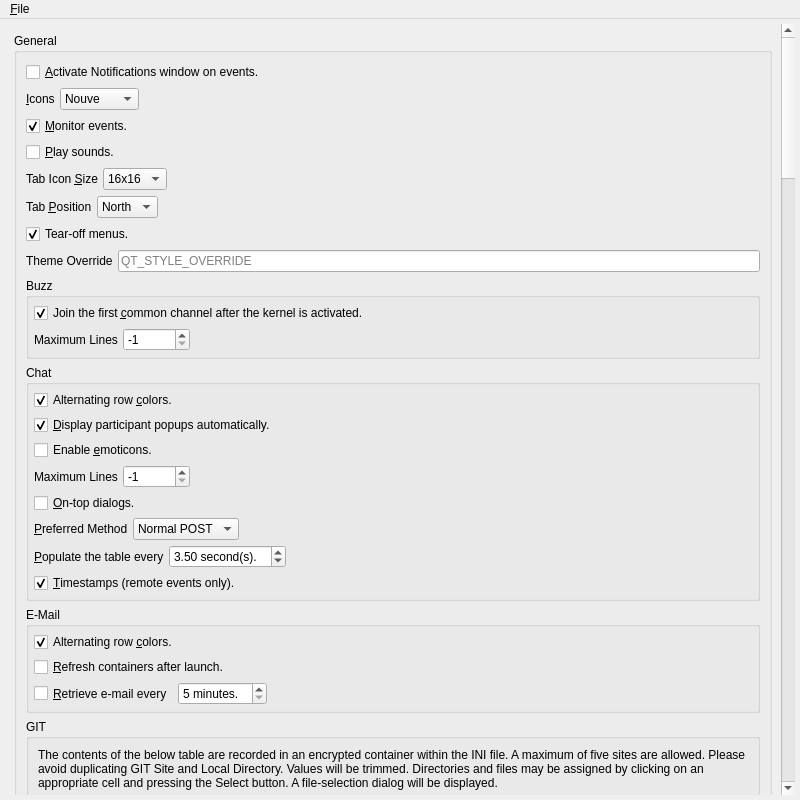
This is Source/UI/spot-on-options.ui in textbrowser/spot-on as Qt 5 draws it before an edit. The edited form follows.
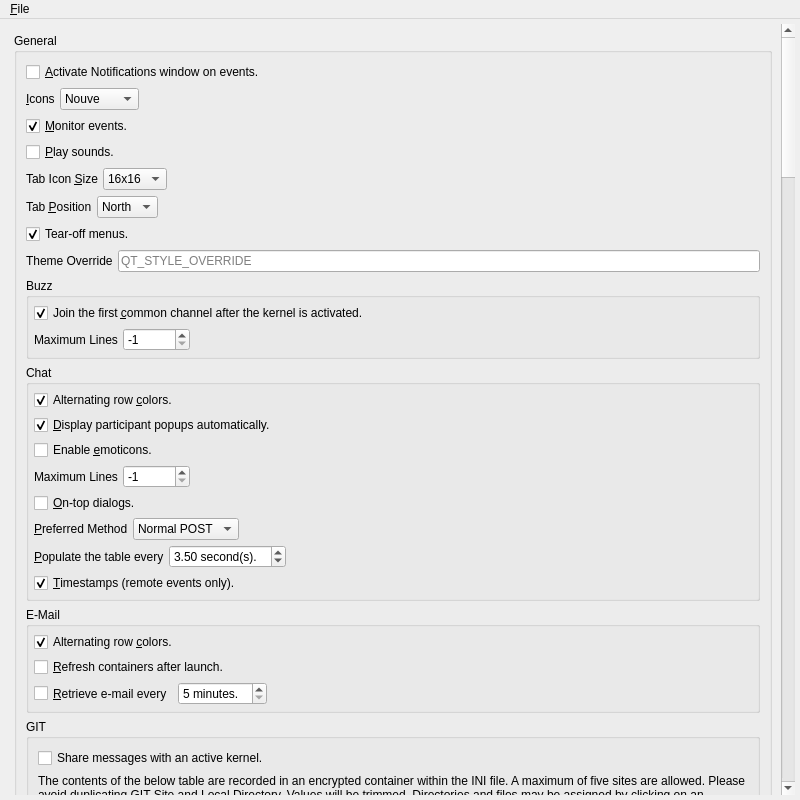
This is the edited form. Icons and pictures are not drawn.

What changed in the file:
```diff
--- a/Source/UI/spot-on-options.ui
+++ b/Source/UI/spot-on-options.ui
@@ -43,9 +43,9 @@
        <property name="geometry">
         <rect>
          <x>0</x>
-         <y>-1599</y>
+         <y>-4594</y>
          <width>769</width>
-         <height>5318</height>
+         <height>5350</height>
         </rect>
        </property>
        <layout class="QVBoxLayout" name="verticalLayout_25">
@@ -676,6 +676,13 @@
               <string>GIT</string>
              </property>
              <layout class="QVBoxLayout" name="verticalLayout_7">
+              <item>
+               <widget class="QCheckBox" name="share_git">
+                <property name="text">
+                 <string>Share messages with an active kernel.</string>
+                </property>
+               </widget>
+              </item>
               <item>
                <widget class="QLabel" name="label_38">
                 <property name="text">
```
Left out of the diff: 1 changed line with no effect on the pictures.
